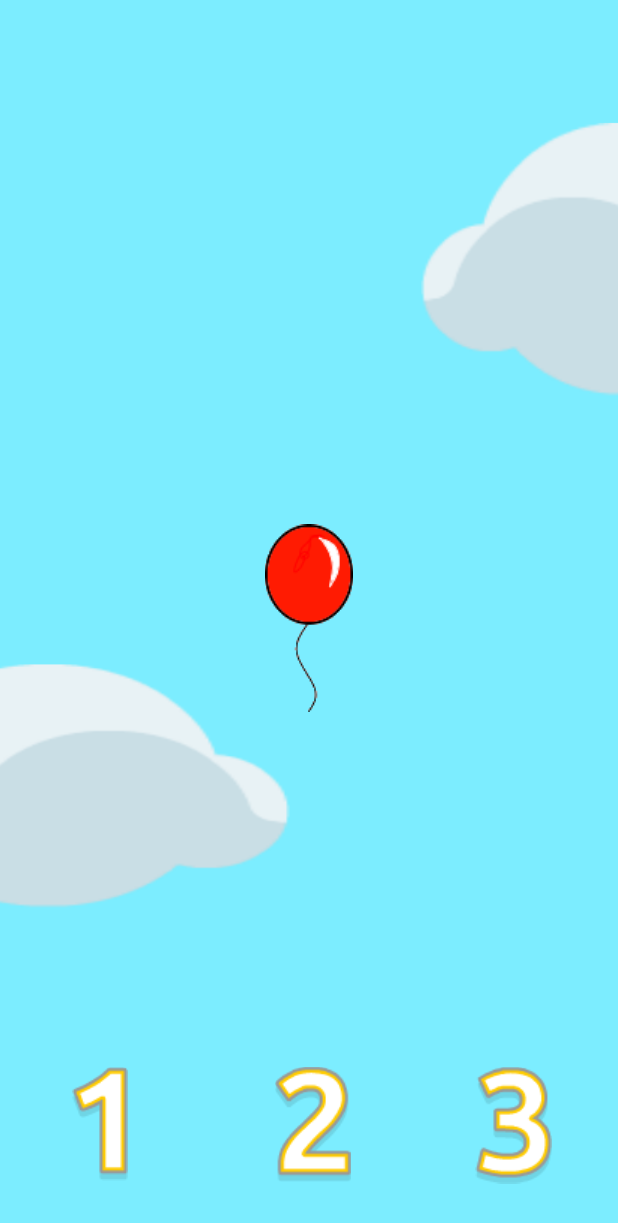
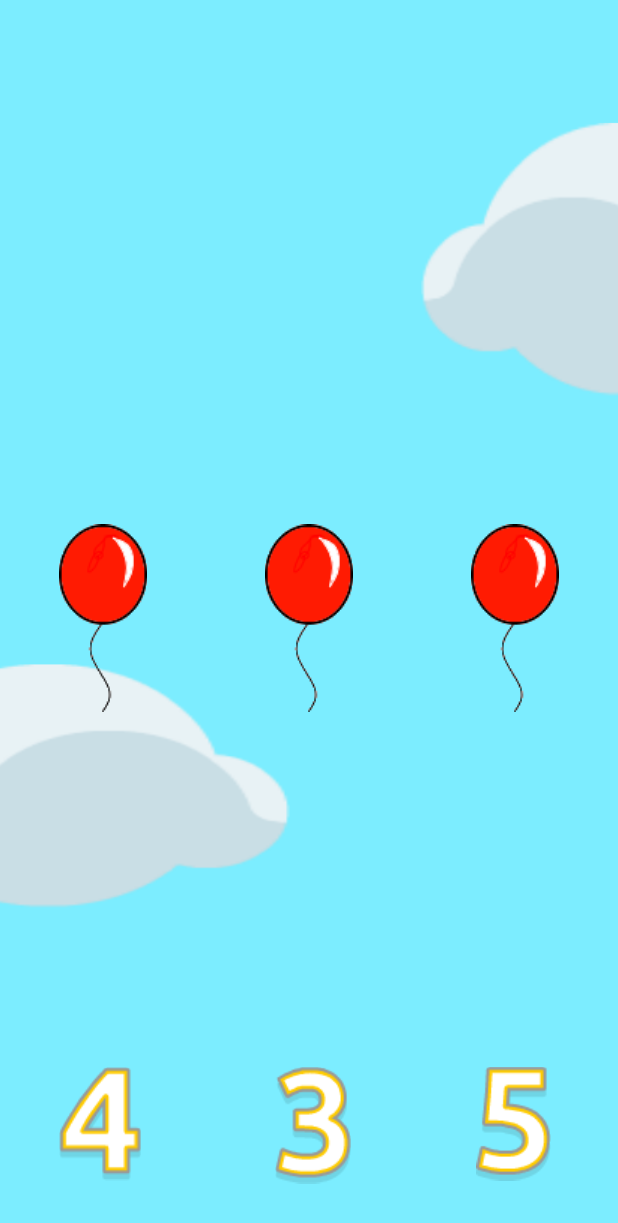
Before and after one commit to dduc/Brain_Train_Official, a Flutter app: the balloongame screen opened directly, on a phone screen of 412 x 824 dp. Shown: the top 1223 px of the screen. Run offline on Flutter 3.47's test engine with Material 2 defaults, Android fonts, the light colour scheme and no system bars; our stand-ins replace audioplayers, sensors; accounts and stored records are empty.

Commit message:
Got the basic functions of balloon game working.

```diff
--- a/lib/balloongame.dart
+++ b/lib/balloongame.dart
@@ -38,6 +38,8 @@ class _BalloonGameState extends State<balloongame> with TickerProviderStateMixin
 
   }
 
+  var lastnum = 0;
+
   @override
   Widget build(BuildContext context) {
 
@@ -50,6 +52,108 @@ class _BalloonGameState extends State<balloongame> with TickerProviderStateMixin
     // The Flutter framework has been optimized to make rerunning build methods
     // fast, so that you can just rebuild anything that needs updating rather
     // than having to individually change instances of widgets.
+
+    var balloonChildren = <Widget>[
+    ];
+    double topvalue, leftvalue;
+
+    var rng = new Random();
+    var num = rng.nextInt(5);
+
+    while (num == lastnum)
+    {
+      num = rng.nextInt(5);
+    }
+    lastnum = num;
+
+    var correctcount = num+1;
+
+    double offsetvalue = 1;
+    double offsetvalue2 = 1;
+    if(num == 1)
+      {
+        offsetvalue = 1.5;
+      }
+    if(num == 3)
+      {
+        offsetvalue2 = .75;
+      }
+
+    for(int i = 0; i < num + 1; ++i)
+    {
+      //set positions of balloons
+      if(i == 0)
+        {
+          topvalue = screenHeight/2 - 125/2;
+          leftvalue = screenWidth/2*offsetvalue - 59/2;
+        }
+      if(i == 1)
+        {
+          topvalue = screenHeight/2 - 125/2;
+          leftvalue = screenWidth/6*offsetvalue - 59/2;
+        }
+      if(i == 2)
+        {
+          topvalue = screenHeight/2 - 125/2;
+          leftvalue = screenWidth/1.2 - 59/2;
+        }
+      if(i == 3)
+        {
+          topvalue = screenHeight/4 - 125/2;
+          leftvalue = screenWidth/1.5*offsetvalue2 - 59/2;
+        }
+      if(i == 4)
+        {
+          topvalue = screenHeight/4 - 125/2;
+          leftvalue = screenWidth/3 - 59/2;
+        }
+
+      //create balloons
+      var balloon = new Positioned(
+          top: topvalue,
+          left: leftvalue,
+          child: Image.asset("assets/balloon_game/red_balloon.png"),
+        );
+      balloonChildren.add(balloon);
+    }
+
+    var string1 = "assets/balloon_game/number1.png";
+    var string2 = "assets/balloon_game/number2.png";
+    var string3 = "assets/balloon_game/number3.png";
+
+    var rng2 = new Random();
+    var num2 = rng2.nextInt(3);
+
+    var incorrectnum1 = rng2.nextInt(5) + 1;
+    while(incorrectnum1 == correctcount)
+    {
+      incorrectnum1 = rng2.nextInt(5) + 1;
+    }
+    var incorrectnum2 = rng2.nextInt(5) + 1;
+    while(incorrectnum2 == correctcount || incorrectnum2 == incorrectnum1)
+    {
+      incorrectnum2 = rng2.nextInt(5) + 1;
+    }
+
+    if(num2 == 0)
+    {
+      string1 = "assets/balloon_game/number$correctcount.png";
+      string2 = "assets/balloon_game/number$incorrectnum1.png";
+      string3 = "assets/balloon_game/number$incorrectnum2.png";
+    }
+    else if(num2 == 1)
+    {
+      string2 = "assets/balloon_game/number$correctcount.png";
+      string1 = "assets/balloon_game/number$incorrectnum1.png";
+      string3 = "assets/balloon_game/number$incorrectnum2.png";
+    }
+    else if (num2 == 2)
+    {
+      string3 = "assets/balloon_game/number$correctcount.png";
+      string2 = "assets/balloon_game/number$incorrectnum1.png";
+      string1 = "assets/balloon_game/number$incorrectnum2.png";
+    }
+
     return Scaffold(
       //appBar: AppBar(
       // Here we take the value from the MyHomePage object that was created by
@@ -67,32 +171,56 @@ class _BalloonGameState extends State<balloongame> with TickerProviderStateMixin
             ),
           ),
           new Positioned(
-            top: screenHeight/2 - 125/2,
-            left: screenWidth/2 - 59/2,
-            child: Image.asset("assets/balloon_game/red_balloon.png"),
+            child: new Stack(
+              //alignment: FractionalOffset.center,
+              //overflow: Overflow.visible,
+              children: balloonChildren,
+            ),
           ),
+          //new Positioned(
+          //  top: screenHeight/2 - 125/2,
+          //  left: screenWidth/2 - 59/2,
+          //  child: Image.asset("assets/balloon_game/red_balloon.png"),
+          //),
           new Positioned(
             top: screenHeight/1.1 - 76/2,
             left: screenWidth/10 - 37/2,
             child: FlatButton(
-              child: Image.asset("assets/balloon_game/number1.png"),
+              child: Image.asset(string1),
               onPressed: () {
+                if(num2 == 0)
+                {
+                  setState(() {
+
+                  });
+                }
               },),
           ),
           new Positioned(
             top: screenHeight/1.1 - 76/2,
             left: screenWidth/2.25 - 37/2,
             child: FlatButton(
-              child: Image.asset("assets/balloon_game/number2.png"),
+              child: Image.asset(string2),
               onPressed: () {
+                if(num2 == 1)
+                {
+                  setState(() {
+
+                  });
+                }
               },),
           ),
           new Positioned(
             top: screenHeight/1.1 - 76/2,
             left: screenWidth/1.3 - 37/2,
             child: FlatButton(
-              child: Image.asset("assets/balloon_game/number3.png"),
+              child: Image.asset(string3),
               onPressed: () {
+                if(num2 == 2) {
+                  setState(() {
+                    //num = nextInt(5);
+                  });
+                }
               },),
           ),
         ],
```
Also changed, not shown: assets/balloon_game/number4.png (added), assets/balloon_game/number5.png (added), assets/balloon_game_icon.png (added).
